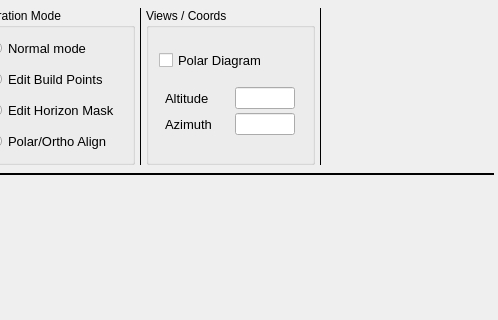
Qt form mw4/gui/widgets/hemisphere.ui (mworion/MountWizzard4) before a commit; both pictures show x 302 to 800 and y 0 to 320 of the 800 by 600 pixel window.
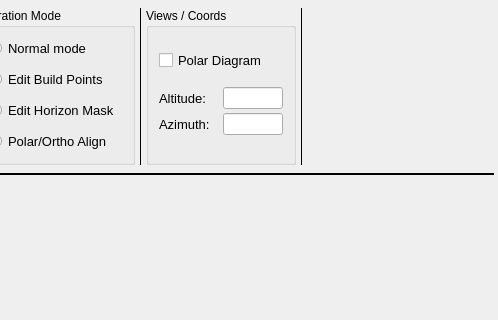
The same form after that commit.

Commit message: first functions in polar

The edit to the form file:
```diff
--- a/mw4/gui/widgets/hemisphere.ui
+++ b/mw4/gui/widgets/hemisphere.ui
@@ -65,7 +65,7 @@
     <number>4</number>
    </property>
    <item>
-    <layout class="QHBoxLayout" name="horizontalLayout" stretch="0,0,0,0,0,0,0">
+    <layout class="QHBoxLayout" name="horizontalLayout" stretch="0,0,0,0,0,0,1">
      <property name="spacing">
       <number>4</number>
      </property>
@@ -339,9 +339,15 @@
               <verstretch>0</verstretch>
              </sizepolicy>
             </property>
-            <property name="maximumSize">
+            <property name="minimumSize">
              <size>
               <width>60</width>
+              <height>0</height>
+             </size>
+            </property>
+            <property name="maximumSize">
+             <size>
+              <width>16777215</width>
               <height>16777215</height>
              </size>
             </property>
@@ -351,7 +357,7 @@
              </font>
             </property>
             <property name="text">
-             <string>Altitude</string>
+             <string>Altitude:</string>
             </property>
            </widget>
           </item>
@@ -369,6 +375,9 @@
               <height>16777215</height>
              </size>
             </property>
+            <property name="alignment">
+             <set>Qt::AlignRight|Qt::AlignTrailing|Qt::AlignVCenter</set>
+            </property>
            </widget>
           </item>
           <item row="1" column="0">
@@ -379,9 +388,15 @@
               <verstretch>0</verstretch>
              </sizepolicy>
             </property>
-            <property name="maximumSize">
+            <property name="minimumSize">
              <size>
               <width>60</width>
+              <height>0</height>
+             </size>
+            </property>
+            <property name="maximumSize">
+             <size>
+              <width>16777215</width>
               <height>16777215</height>
              </size>
             </property>
@@ -391,7 +406,7 @@
              </font>
             </property>
             <property name="text">
-             <string>Azimuth</string>
+             <string>Azimuth:</string>
             </property>
            </widget>
           </item>
@@ -409,6 +424,9 @@
               <height>16777215</height>
              </size>
             </property>
+            <property name="alignment">
+             <set>Qt::AlignRight|Qt::AlignTrailing|Qt::AlignVCenter</set>
+            </property>
            </widget>
           </item>
          </layout>
```
The commit also changes 2 other files.
